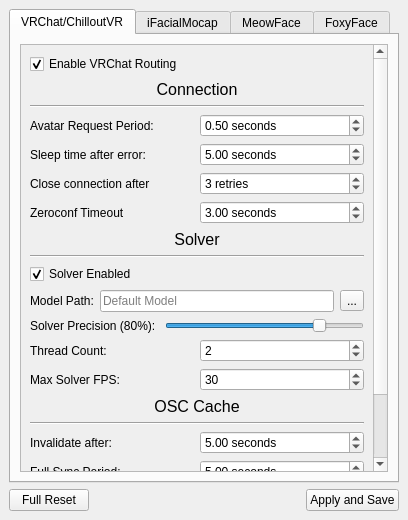
This is FoxyFace/src/ui/qtcreator/SenderSettings.ui in Jeka8833/FoxyFace as Qt 5 draws it before an edit. The edited form follows.
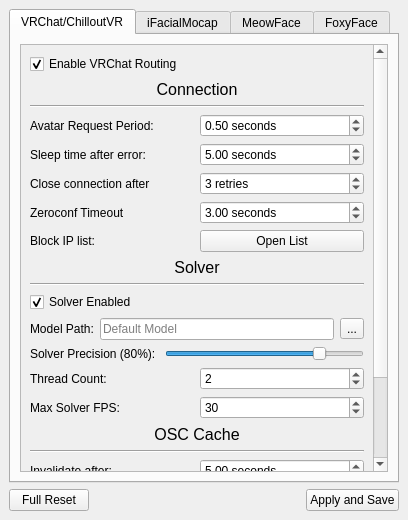
This is the edited form.

```diff
--- a/FoxyFace/src/ui/qtcreator/SenderSettings.ui
+++ b/FoxyFace/src/ui/qtcreator/SenderSettings.ui
@@ -36,7 +36,7 @@
              <x>0</x>
              <y>0</y>
              <width>352</width>
-             <height>542</height>
+             <height>572</height>
             </rect>
            </property>
            <layout class="QVBoxLayout" name="verticalLayout">
@@ -254,6 +254,38 @@
                  </layout>
                 </widget>
                </item>
+               <item>
+                <widget class="QWidget" name="widget_10" native="true">
+                 <layout class="QHBoxLayout" name="horizontalLayout_21">
+                  <property name="leftMargin">
+                   <number>0</number>
+                  </property>
+                  <property name="topMargin">
+                   <number>0</number>
+                  </property>
+                  <property name="rightMargin">
+                   <number>0</number>
+                  </property>
+                  <property name="bottomMargin">
+                   <number>0</number>
+                  </property>
+                  <item>
+                   <widget class="QLabel" name="label">
+                    <property name="text">
+                     <string>Block IP list:</string>
+                    </property>
+                   </widget>
+                  </item>
+                  <item>
+                   <widget class="QPushButton" name="pushButton">
+                    <property name="text">
+                     <string>Open List</string>
+                    </property>
+                   </widget>
+                  </item>
+                 </layout>
+                </widget>
+               </item>
                <item>
                 <widget class="QLabel" name="vrchat_solver_lb">
                  <property name="font">
```
Left out of the diff: 6 changed lines with no effect on the pictures.
